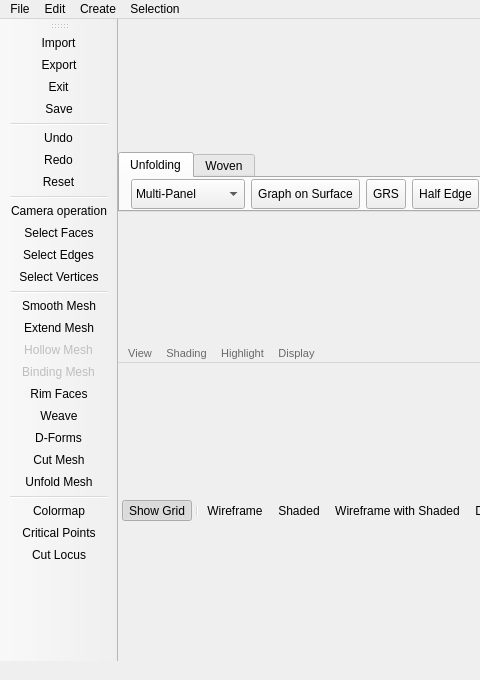
The window that forms/mainwindow.ui (TopModLab/Unfolding) describes before a commit, drawn with Qt 5; both pictures show x 0 to 480 and y 0 to 680 of the 1058 by 680 pixel window.
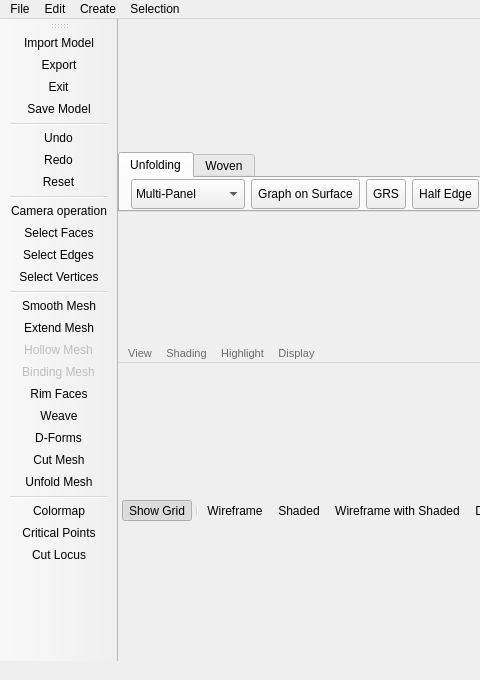
The same window after the commit. Icons and pictures are not drawn.

Commit message: minor ui change, enable saving mesh

The edit to the form file:
```diff
--- a/forms/mainwindow.ui
+++ b/forms/mainwindow.ui
@@ -730,7 +730,7 @@
      <normaloff>:/icons/open.svg</normaloff>:/icons/open.svg</iconset>
    </property>
    <property name="text">
-    <string>Import</string>
+    <string>Import Model</string>
    </property>
    <property name="toolTip">
     <string>Import a new obj file</string>
@@ -883,7 +883,7 @@
      <normaloff>:/icons/save.svg</normaloff>:/icons/save.svg</iconset>
    </property>
    <property name="text">
-    <string>Save</string>
+    <string>Save Model</string>
    </property>
    <property name="toolTip">
     <string>Save a file</string>
```
Left out of the diff: 15 changed lines with no effect on the pictures. The commit also changes 4 other files.
